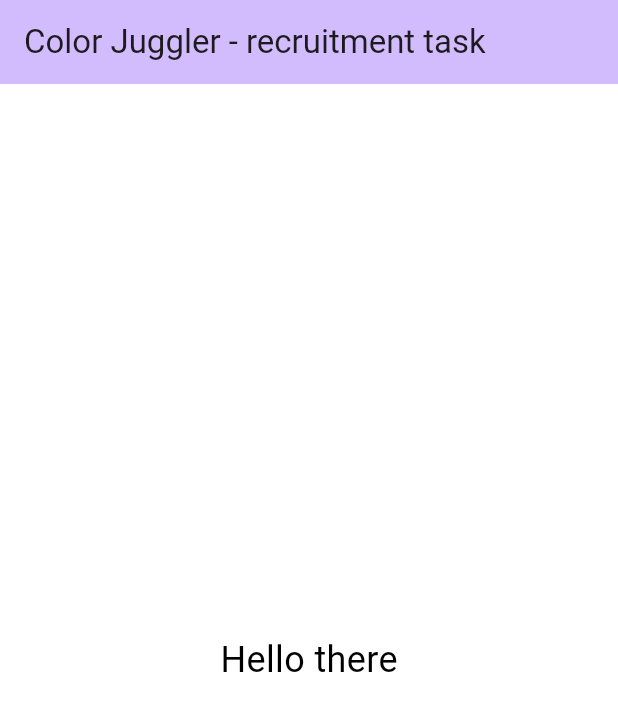
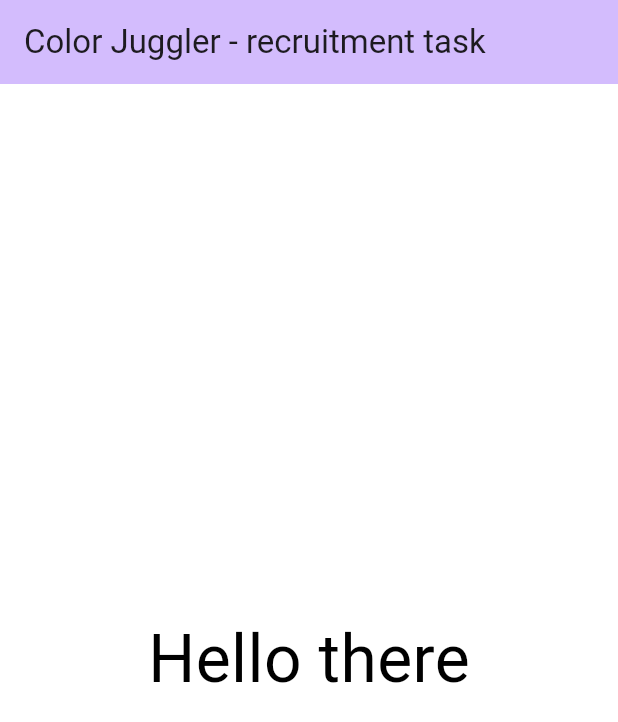
Before and after one commit to LeszekR/color-juggler, a Flutter app: the screen it shows after launch, on a phone screen of 412 x 824 dp. Shown: the top 722 px of the screen. Run offline on Flutter 3.47's test engine with Material 3 defaults, Android fonts, the phone set to English and light mode, and no system bars.

```diff
--- a/lib/app/features/color_page/controller/color_utils.dart
+++ b/lib/app/features/color_page/controller/color_service.dart
@@ -4,17 +4,10 @@ import 'dart:ui';
 import 'package:color_juggler/app/features/color_page/controller/color_view_controller.dart';
 
 /// Utils for processing colors for [ColorViewController]
-class ColorUtils {
+class ColorService {
 
-  /// Creates [ColorUtils].
-  const ColorUtils();
-
-  /// Compares two [Color] objects by value - objects are equal when r, g, b values are the equal in both.
-  // TODO remove - replace with Color == operator
-  bool equalRGB(Color colorA, Color colorB) {
-    if (identical(colorA, colorB)) return true;
-    return colorA.r == colorB.r && colorA.g == colorB.g && colorA.b == colorB.b;
-  }
+  /// Creates [ColorService].
+  const ColorService();
 
   /// Creates color from randomly picked red, green, blue int values
   Color randomColorRGBO() {
--- a/lib/app/features/color_page/controller/color_view_controller.dart
+++ b/lib/app/features/color_page/controller/color_view_controller.dart
@@ -1,4 +1,4 @@
-import 'package:color_juggler/app/features/color_page/controller/color_utils.dart';
+import 'package:color_juggler/app/features/color_page/controller/color_service.dart';
 import 'package:color_juggler/app/features/color_page/model/color_view_data.dart';
 import 'package:color_juggler/app/features/color_page/view/color_view.dart';
 import 'package:flutter/material.dart';
@@ -15,13 +15,13 @@ class ColorViewController {
   static const textColorLight = Colors.white;
 
   /// Random number generator used for color components.
-  final ColorUtils colorUtils;
+  final ColorService colorService;
 
   /// Holds the current state of the color view.
   ColorViewData data;
 
   /// Creates a [ColorViewController] with the given [data].
-  ColorViewController(this.colorUtils, this.data);
+  ColorViewController(this.colorService, this.data);
 
   /// Generates a new color and updates [data].
   void nextColor() {
@@ -37,9 +37,9 @@ class ColorViewController {
 
     var i = 0;
     do {
-      backgroundColor = colorUtils.randomColorRGBO();
+      backgroundColor = colorService.randomColorRGBO();
       i++;
-    } while (colorUtils.equalRGB(data.backgroundColor, backgroundColor) && i < maxIterations);
+    } while (data.backgroundColor == backgroundColor && i < maxIterations);
 
     /// If luminance < 0.3 we use white text, otherwise black.
     /// 0.3 is a arbitrarily picked threshold based on trial and error.
--- a/lib/app/features/color_page/model/color_view_data.dart
+++ b/lib/app/features/color_page/model/color_view_data.dart
@@ -3,16 +3,35 @@ import 'package:flutter/material.dart';
 
 /// Immutable state object holding all dynamic values of [../view/ColorView].
 class ColorViewData {
+  /// Initial home page background color.
+  static const startBackgroundColor = Colors.white;
+
+  /// Initial home page test color.
+  static const startTextColor = Colors.black;
+
   /// [ColorView] background color
   final Color backgroundColor;
+
   /// [ColorView] central text color
   final Color textColor;
 
   /// Immutable state object for ColorView.
-  const ColorViewData({this.backgroundColor = Colors.white, this.textColor = Colors.black});
+  const ColorViewData({
+    this.backgroundColor = ColorViewData.startBackgroundColor,
+    this.textColor = ColorViewData.startTextColor,
+  });
 
   /// Creates a copy with optional new color.
   ColorViewData copyWith({Color? backgroundColor, Color? textColor}) {
-    return ColorViewData(backgroundColor: backgroundColor ?? this.backgroundColor, textColor: textColor ?? this.textColor);
+    final isBackgroundColorSame = backgroundColor == this.backgroundColor;
+    final isTextColorSame = textColor == this.textColor;
+    if (isBackgroundColorSame && isTextColorSame) {
+      return this;
+    }
+
+    return ColorViewData(
+      backgroundColor: backgroundColor ?? this.backgroundColor,
+      textColor: textColor ?? this.textColor,
+    );
   }
 }
--- a/lib/app/features/color_page/view/color_view.dart
+++ b/lib/app/features/color_page/view/color_view.dart
@@ -1,14 +1,18 @@
-import 'package:color_juggler/app/features/color_page/controller/color_utils.dart';
+import 'package:color_juggler/app/features/color_page/controller/color_service.dart';
 import 'package:color_juggler/app/features/color_page/controller/color_view_controller.dart';
 import 'package:color_juggler/app/features/color_page/model/color_view_data.dart';
 import 'package:flutter/material.dart';
 
 /// Main widget that displays the current color and handles interactions.
 class ColorView extends StatefulWidget {
-  final ColorUtils colorUtils;
+  /// Text showing in the center of home page
+  static const centralText = 'Hello there';
+
+  /// Creates [ColorService] instance.
+  final ColorService colorService;
 
   /// Creates a [ColorView].
-  const ColorView(this.colorUtils);
+  const ColorView(this.colorService);
 
   @override
   _ColorViewState createState() => _ColorViewState();
@@ -26,7 +30,7 @@ class _ColorViewState extends State<ColorView> {
     // This state should be preserved up in the tree - this is an absolutely minimal implementation which will loose
     // the state on every rebuild. Keeping the state in dedicated object makes it easy to refactor to preserve it.
     const data = ColorViewData();
-    controller = ColorViewController(widget.colorUtils, data);
+    controller = ColorViewController(widget.colorService, data);
   }
 
   void _newColor() {
@@ -42,7 +46,13 @@ class _ColorViewState extends State<ColorView> {
       child: DecoratedBox(
         decoration: BoxDecoration(color: controller.data.backgroundColor),
         child: Center(
-          child: Text('Hello there', style: TextStyle(color: controller.data.textColor, fontSize: 24)),
+          child: Text(
+            ColorView.centralText,
+            style: TextStyle(
+              color: controller.data.textColor,
+              fontSize: (Theme.of(context).textTheme.titleLarge?.fontSize ?? 12) * 2,
+            ),
+          ),
         ),
       ),
     );
--- a/lib/app/home/color_juggler_app.dart
+++ b/lib/app/home/color_juggler_app.dart
@@ -5,6 +5,9 @@ import 'package:flutter/material.dart';
 ///
 /// Sets up [MaterialApp] with theme and home page.
 class ColorJugglerApp extends StatelessWidget {
+  /// App title shown in [AppBar]
+  static const appTitle = 'Color Juggler - recruitment task';
+
   /// Creates a [ColorJugglerApp].
   const ColorJugglerApp({super.key});
 
@@ -14,7 +17,7 @@ class ColorJugglerApp extends StatelessWidget {
       title: 'Color Juggler',
       theme: ThemeData(colorScheme: ColorScheme.fromSeed(seedColor: Colors.deepPurple)),
       debugShowCheckedModeBanner: false,
-      home: const ColorJugglerHome(title: 'Color Juggler - recruitment task'),
+      home: const ColorJugglerHome(title: appTitle),
     );
   }
 }
--- a/lib/app/home/color_juggler_home.dart
+++ b/lib/app/home/color_juggler_home.dart
@@ -1,4 +1,4 @@
-import 'package:color_juggler/app/features/color_page/controller/color_utils.dart';
+import 'package:color_juggler/app/features/color_page/controller/color_service.dart';
 import 'package:color_juggler/app/features/color_page/view/color_view.dart';
 import 'package:flutter/material.dart';
 
@@ -20,7 +20,7 @@ class ColorJugglerHome extends StatelessWidget {
         title: Text(title),
       ),
       body: const Center(
-        child: ColorView(ColorUtils()),
+        child: ColorView(ColorService()),
       ),
     );
   }
```
Also changed, not shown: 5 other files.
